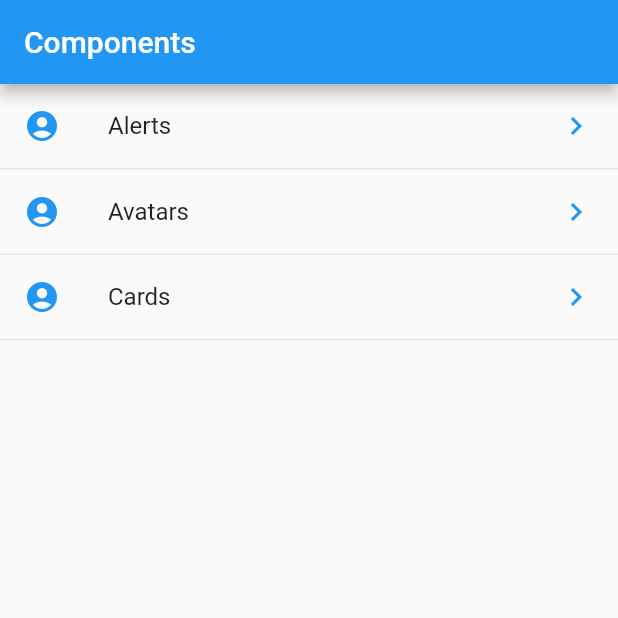
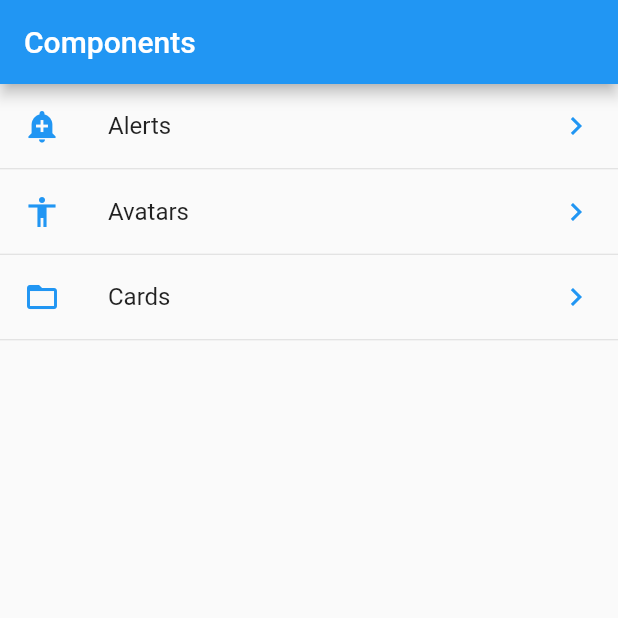
Before and after one commit to 51lv3r258/flutter-components, a Flutter app: the screen it shows after launch, on a phone screen of 412 x 824 dp, the top half of it. Run offline on Flutter 3.47's test engine with Material 2 defaults, Android fonts, the phone set to English and light mode, and no system bars.

Commit message:
✨ Adding new util to choose to icon based in the string name

```diff
--- a/lib/src/pages/home_page.dart
+++ b/lib/src/pages/home_page.dart
@@ -1,6 +1,7 @@
 import 'package:flutter/material.dart';
 
 import '../providers/menu_provider.dart';
+import '../utils/icon_string_util.dart';
 
 class HomePage extends StatelessWidget {
   const HomePage({Key? key}) : super(key: key);
@@ -30,10 +31,7 @@ class HomePage extends StatelessWidget {
     for (var opt in (data ?? [])) {
       final widgetTemp = ListTile(
         title: Text(opt['text']),
-        leading: const Icon(
-          Icons.account_circle,
-          color: Colors.blue,
-        ),
+        leading: getIcon(opt['icon']),
         trailing: const Icon(
           Icons.keyboard_arrow_right_outlined,
           color: Colors.blue,
--- /dev/null
+++ b/lib/src/utils/icon_string_util.dart
@@ -0,0 +1,15 @@
+import 'package:flutter/material.dart'
+    show Icon, Icons, Color, Colors, IconData;
+
+final _icons = <String, IconData>{
+  'add_alert': Icons.add_alert,
+  'accessibility': Icons.accessibility,
+  'folder_open': Icons.folder_open,
+};
+
+Icon getIcon(String iconName, [Color? color]) {
+  return Icon(
+    _icons[iconName],
+    color: color ?? Colors.blue,
+  );
+}
```
